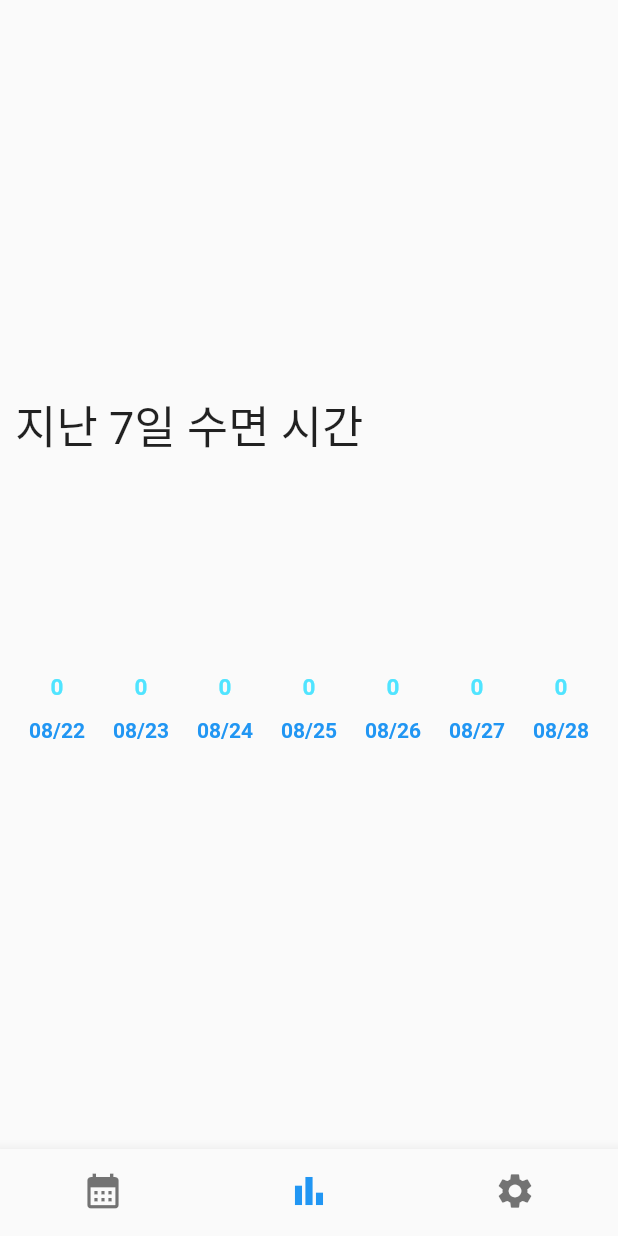
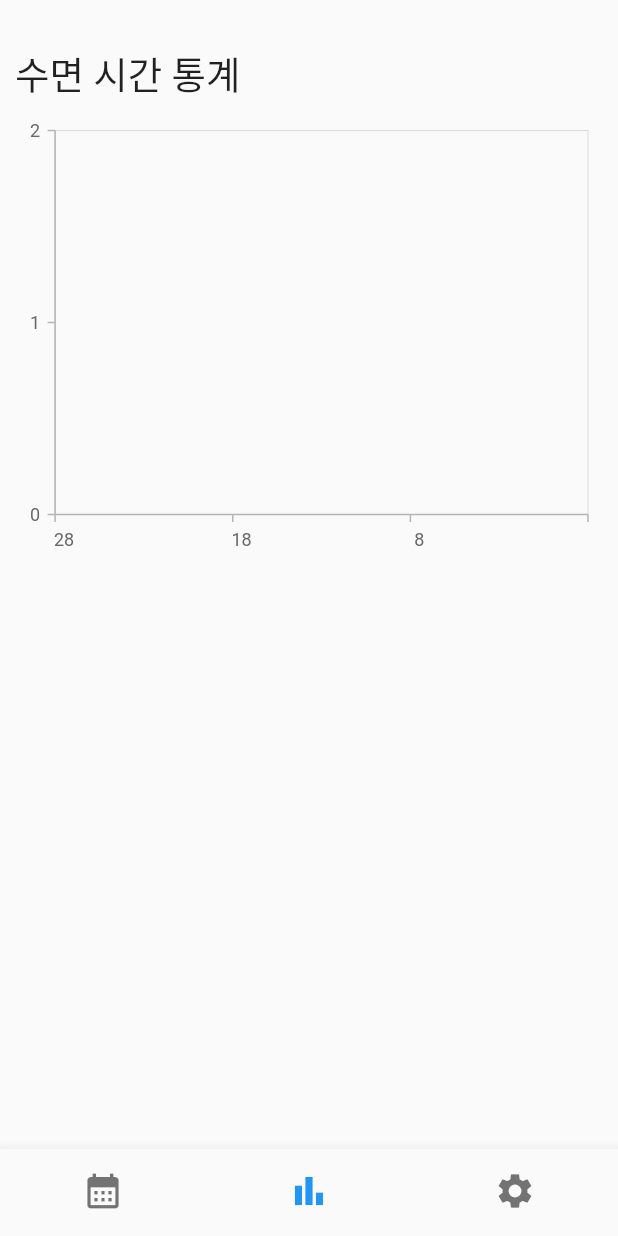
Before and after one commit to Hyeongbok-Jeon/day_condition, a Flutter app: the screen it shows after launch, item 2 of the bottom bar chosen, on a phone screen of 412 x 824 dp. Run offline on Flutter 3.47's test engine with Material 2 defaults, Android fonts, the phone set to English and light mode, and no system bars; drawn by our look-alikes of fl_chart; our stand-ins replace firebase_auth, firebase_core, firebase_database, flutter_colorpicker, flutter_rating_bar, syncfusion_flutter_charts and 2 more; accounts and stored records are empty; network calls fail.

Commit message:
- 컬럼 차트 추가

```diff
--- a/lib/bottomNavigation.dart
+++ b/lib/bottomNavigation.dart
@@ -1,4 +1,5 @@
 import 'package:day_condition/pages/statistics.dart';
+import 'package:day_condition/pages/statistics_.dart';
 import 'package:flutter/material.dart';
 
 import 'pages/canlendar.dart';
@@ -24,7 +25,7 @@ class _BottomNavigationExampleState extends State<BottomNavigationExample> {
           Canlendar(
             isReTap: isReTap,
           ),
-          const Statistics(),
+          Statistics_(isReTap: true,),
           const Settings(),
         ],
       ),
--- a/lib/pages/canlendar.dart
+++ b/lib/pages/canlendar.dart
@@ -171,22 +171,22 @@ class _CanlendarState extends State<Canlendar> {
     int bedTimeHH = 22;
     int wakeupTimeMM = 0;
     int bedTimeMM = 0;
-    dynamic ratingValue = 2.5;
+    double ratingValue = 3.0;
     String memo = '';
 
     /// DB에 데이터가 존재 시 가져옴
     final key = DateFormat('yyyyMMdd').format(selectedDay);
-    DataSnapshot snapshot = await ref.child(key).get();
+    DataSnapshot snapshot = await ref.child('data/$key').get();
     if (snapshot.exists) {
       Map<dynamic, dynamic> snapshotValue = snapshot.value as Map<dynamic, dynamic>;
       wakeupTimeHH = int.parse(snapshotValue['wakeupTime'].split(':')[0]);
       wakeupTimeMM = int.parse(snapshotValue['wakeupTime'].split(':')[1]);
       bedTimeHH = int.parse(snapshotValue['bedTime'].split(':')[0]);
       bedTimeMM = int.parse(snapshotValue['bedTime'].split(':')[1]);
-      ratingValue = snapshotValue['energy'];
+      ratingValue = snapshotValue['energy'] is int ? snapshotValue['energy'].toDouble() : snapshotValue['energy'];
       // db의 값이 flutter 변수로 할당되면서 정수는 int로 소수점은 float으로 됨
       // 때문에 int는 double로 변환
-      ratingValue = ratingValue is int ? snapshotValue['energy'].toDouble() : ratingValue;
+      ratingValue = ratingValue is int ? ratingValue.toDouble() : ratingValue;
       memo = snapshotValue['memo'];
     }
 
@@ -241,7 +241,7 @@ class _CanlendarState extends State<Canlendar> {
                                     decoration: borderForDebug,
                                     child: IconButton(
                                       onPressed: () async => {
-                                        await ref.child(key).remove().then((value) {
+                                        await ref.child('data/$key').remove().then((value) {
                                           setState(() {
                                             Navigator.pop(context);
                                           });
@@ -257,8 +257,9 @@ class _CanlendarState extends State<Canlendar> {
                                     decoration: borderForDebug,
                                     child: IconButton(
                                       onPressed: () async => {
-                                        await ref.update({
+                                        await ref.child('data').update({
                                           key: {
+                                            'date': selectedDay.toString(),
                                             "wakeupTime": DateFormat('HH:mm').format(wakeupTime),
                                             "bedTime": DateFormat('HH:mm').format(bedTime),
                                             "energy": ratingValue,
@@ -336,7 +337,7 @@ class _CanlendarState extends State<Canlendar> {
                                   decoration: borderForDebug,
                                   child: const Icon(
                                     Icons.sunny,
-                                    color: Color(0xFFFFF064),
+                                    color: Color(0xFFFFDFB0),
                                     size: 30,
                                   ),
                                 ),
@@ -777,7 +778,7 @@ class _CanlendarState extends State<Canlendar> {
                                 final key = DateFormat('yyyyMMdd').format(day);
 
                                 Future<Map<dynamic, dynamic>?> future() async {
-                                  DataSnapshot snapshot = await ref.child(key).get();
+                                  DataSnapshot snapshot = await ref.child('data/$key').get();
 
                                   if (snapshot.exists) {
                                     return snapshot.value as Map<dynamic, dynamic>;
@@ -869,7 +870,7 @@ class _CanlendarState extends State<Canlendar> {
                                                               Container(
                                                                 decoration: const BoxDecoration(
                                                                   shape: BoxShape.rectangle,
-                                                                  color: Color(0xFFFFF064),
+                                                                  color: Color(0xFFFFDFB0),
                                                                   borderRadius: BorderRadius.all(Radius.circular(2.0)),
                                                                 ),
                                                               ),
--- /dev/null
+++ b/lib/pages/statistics_.dart
@@ -0,0 +1,112 @@
+import 'package:day_condition/utils.dart';
+import 'package:firebase_database/firebase_database.dart';
+import 'package:flutter/material.dart';
+import 'package:intl/intl.dart';
+import 'package:syncfusion_flutter_charts/charts.dart';
+
+import '../globalVariables.dart';
+import '../userData.dart';
+
+class Statistics_ extends StatefulWidget {
+  late bool isReTap;
+
+  Statistics_({Key? key, required this.isReTap}) : super(key: key);
+
+  @override
+  _StatisticsState createState() => _StatisticsState();
+}
+
+class _StatisticsState extends State<Statistics_> {
+  late ZoomPanBehavior _zoomPanBehavior;
+  List<UserData> chartData = List<UserData>.generate(
+      30, (int index) => UserData(DateTime.now().subtract(Duration(days: index)), '', '', 0, '', 0));
+  final ref = FirebaseDatabase.instance.ref('$G_uid');
+
+  @override
+  void initState() {
+    super.initState();
+
+    _zoomPanBehavior = ZoomPanBehavior(
+      enablePanning: true,
+    );
+  }
+
+  Future<Map<dynamic, dynamic>?> future() async {
+    DataSnapshot snapshot = await ref.child('data').get();
+    if (snapshot.exists) {
+      return snapshot.value as Map<dynamic, dynamic>;
+    } else {
+      return null;
+    }
+  }
+
+  @override
+  Widget build(BuildContext context) {
+    return Scaffold(
+      // appBar: AppBar(title: const Text("차트")),
+      body: Container(
+        padding: const EdgeInsets.all(10),
+        child: Container(
+          decoration: borderForDebug,
+          child: FutureBuilder(
+              future: future(),
+              builder: (context, asyncSnapshot) {
+                if (asyncSnapshot.hasData) {
+                  for (UserData element in chartData) {
+                    for (final child in asyncSnapshot.data!.entries) {
+                      UserData userData = UserData.fromJson(child.value);
+                      if (DateFormat('yyyyMMdd').format(element.date) == DateFormat('yyyyMMdd').format(userData.date)) {
+                        element.timeDiff = userData.timeDiff;
+                      }
+                    }
+                  }
+                  chartData.sort((a, b) => a.date.compareTo(b.date));
+                }
+                return Column(
+                  mainAxisAlignment: MainAxisAlignment.start,
+                  children: [
+                    const SizedBox(
+                      height: 20,
+                    ),
+                    Container(
+                        alignment: AlignmentDirectional.topStart,
+                        decoration: borderForDebug,
+                        child: const Text(
+                          "수면 시간 통계",
+                          style: TextStyle(fontSize: 25),
+                        )),
+                    const SizedBox(
+                      height: 10,
+                    ),
+                    SfCartesianChart(
+                      series: <ChartSeries>[
+                        // Renders line chart
+                        ColumnSeries<UserData, DateTime>(
+                          dataSource: chartData,
+                          xValueMapper: (UserData data, _) => data.date,
+                          yValueMapper: (UserData data, _) => data.timeDiff,
+                          width: 0.5,
+                        )
+                      ],
+                      primaryXAxis: DateTimeCategoryAxis(
+                        visibleMinimum: getKoreanTime().subtract(const Duration(days: 7)),
+                        visibleMaximum: getKoreanTime(),
+                        dateFormat: DateFormat.d(),
+                        maximumLabels: 7,
+                        majorGridLines: const MajorGridLines(width: 0),
+                      ),
+                      primaryYAxis: NumericAxis(
+                        interval: 1,
+                        majorGridLines: const MajorGridLines(width: 0),
+                      ),
+                      zoomPanBehavior: _zoomPanBehavior,
+                      enableAxisAnimation: true,
+                    )
+                  ],
+                );
+              }),
+        ),
+      ),
+    );
+  }
+}
--- /dev/null
+++ b/lib/userData.dart
@@ -0,0 +1,23 @@
+class UserData {
+  DateTime date;
+  String bedTime;
+  String wakeupTime;
+  int energy;
+  String memo;
+  double timeDiff;
+
+  UserData(this.date, this.bedTime, this.wakeupTime, this.energy, this.memo, this.timeDiff);
+
+  UserData.fromJson(dynamic json)
+      : date = DateTime.parse(json['date']),
+        bedTime = json['bedTime'],
+        wakeupTime = json['wakeupTime'],
+        energy = json['energy'],
+        memo = json['memo'],
+        timeDiff = json['timeDiff'].toDouble() / 60;
+
+  @override
+  toString() {
+    return '$date, $bedTime, $wakeupTime, $energy, $memo, $timeDiff';
+  }
+}
--- a/pubspec.yaml
+++ b/pubspec.yaml
@@ -47,6 +47,7 @@ dependencies:
   fl_chart: ^0.63.0
   http: ^1.1.0
   syncfusion_flutter_datepicker: ^22.2.9
+  syncfusion_flutter_charts: ^22.2.10
 
 dev_dependencies:
   flutter_test:
```
Also changed, not shown: pubspec.lock, 1 other file.
